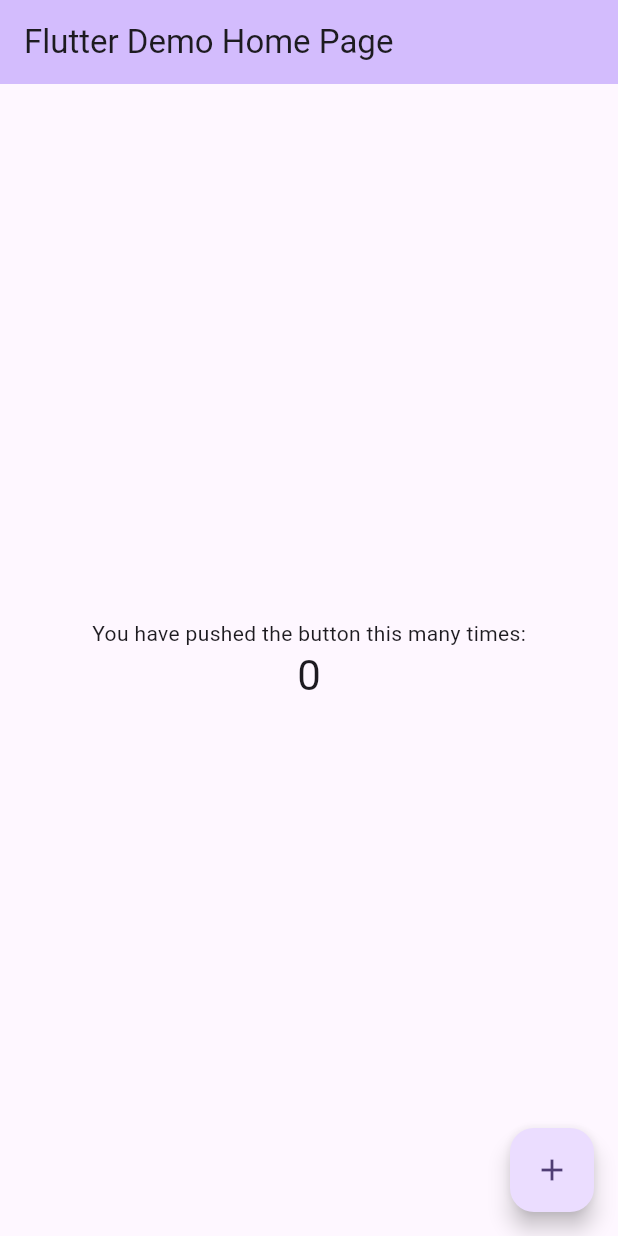
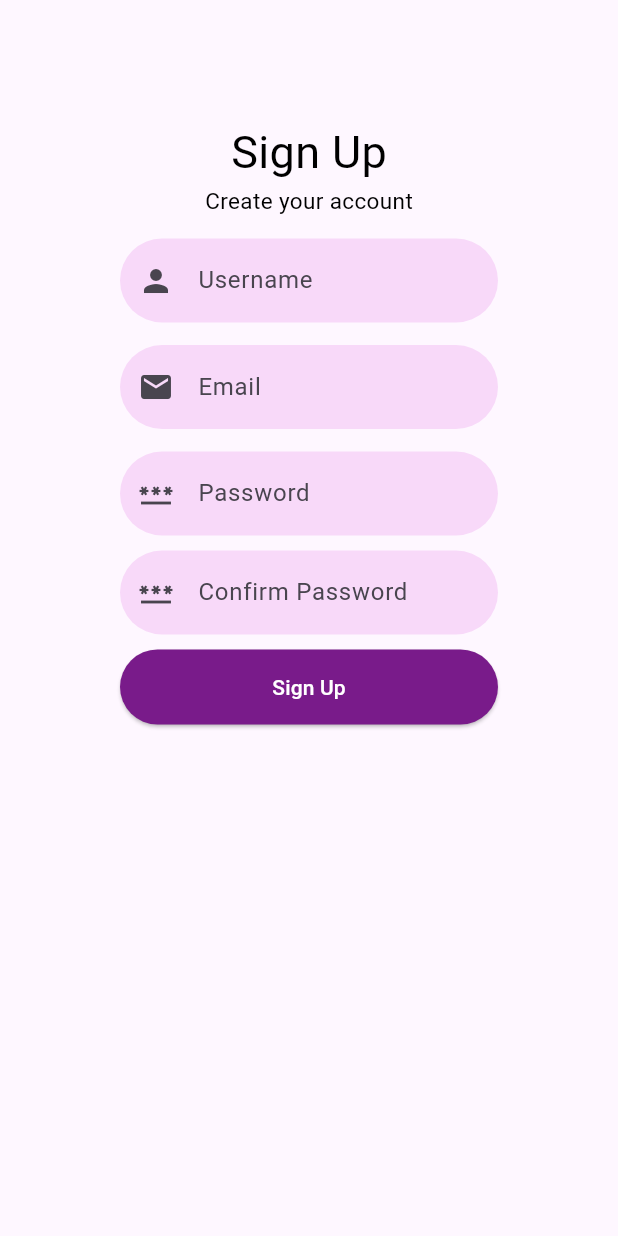
Before and after one commit to PUNNYA-K/FLUTTER, a Flutter app: the screen it shows after launch, on a phone screen of 412 x 824 dp. Run offline on Flutter 3.47's test engine with Material 3 defaults, Android fonts, the phone set to English and light mode, and no system bars; our stand-ins replace firebase_core; accounts and stored records are empty.

Commit message:
sign up, login ui,firebase configure

```diff
--- a/lib/main.dart
+++ b/lib/main.dart
@@ -1,125 +1,7 @@
 import 'package:flutter/material.dart';
+import 'package:new_project/login.dart';
+import 'package:new_project/signup.dart';
 
 void main() {
-  runApp(const MyApp());
+  runApp(const MaterialApp(home: Signuppage()) );
 }
-
-class MyApp extends StatelessWidget {
-  const MyApp({super.key});
-
-  // This widget is the root of your application.
-  @override
-  Widget build(BuildContext context) {
-    return MaterialApp(
-      title: 'Flutter Demo',
-      theme: ThemeData(
-        // This is the theme of your application.
-        //
-        // TRY THIS: Try running your application with "flutter run". You'll see
-        // the application has a purple toolbar. Then, without quitting the app,
-        // try changing the seedColor in the colorScheme below to Colors.green
-        // and then invoke "hot reload" (save your changes or press the "hot
-        // reload" button in a Flutter-supported IDE, or press "r" if you used
-        // the command line to start the app).
-        //
-        // Notice that the counter didn't reset back to zero; the application
-        // state is not lost during the reload. To reset the state, use hot
-        // restart instead.
-        //
-        // This works for code too, not just values: Most code changes can be
-        // tested with just a hot reload.
-        colorScheme: ColorScheme.fromSeed(seedColor: Colors.deepPurple),
-        useMaterial3: true,
-      ),
-      home: const MyHomePage(title: 'Flutter Demo Home Page'),
-    );
-  }
-}
-
-class MyHomePage extends StatefulWidget {
-  const MyHomePage({super.key, required this.title});
-
-  // This widget is the home page of your application. It is stateful, meaning
-  // that it has a State object (defined below) that contains fields that affect
-  // how it looks.
-
-  // This class is the configuration for the state. It holds the values (in this
-  // case the title) provided by the parent (in this case the App widget) and
-  // used by the build method of the State. Fields in a Widget subclass are
-  // always marked "final".
-
-  final String title;
-
-  @override
-  State<MyHomePage> createState() => _MyHomePageState();
-}
-
-class _MyHomePageState extends State<MyHomePage> {
-  int _counter = 0;
-
-  void _incrementCounter() {
-    setState(() {
-      // This call to setState tells the Flutter framework that something has
-      // changed in this State, which causes it to rerun the build method below
-      // so that the display can reflect the updated values. If we changed
-      // _counter without calling setState(), then the build method would not be
-      // called again, and so nothing would appear to happen.
-      _counter++;
-    });
-  }
-
-  @override
-  Widget build(BuildContext context) {
-    // This method is rerun every time setState is called, for instance as done
-    // by the _incrementCounter method above.
-    //
-    // The Flutter framework has been optimized to make rerunning build methods
-    // fast, so that you can just rebuild anything that needs updating rather
-    // than having to individually change instances of widgets.
-    return Scaffold(
-      appBar: AppBar(
-        // TRY THIS: Try changing the color here to a specific color (to
-        // Colors.amber, perhaps?) and trigger a hot reload to see the AppBar
-        // change color while the other colors stay the same.
-        backgroundColor: Theme.of(context).colorScheme.inversePrimary,
-        // Here we take the value from the MyHomePage object that was created by
-        // the App.build method, and use it to set our appbar title.
-        title: Text(widget.title),
-      ),
-      body: Center(
-        // Center is a layout widget. It takes a single child and positions it
-        // in the middle of the parent.
-        child: Column(
-          // Column is also a layout widget. It takes a list of children and
-          // arranges them vertically. By default, it sizes itself to fit its
-          // children horizontally, and tries to be as tall as its parent.
-          //
-          // Column has various properties to control how it sizes itself and
-          // how it positions its children. Here we use mainAxisAlignment to
-          // center the children vertically; the main axis here is the vertical
-          // axis because Columns are vertical (the cross axis would be
-          // horizontal).
-          //
-          // TRY THIS: Invoke "debug painting" (choose the "Toggle Debug Paint"
-          // action in the IDE, or press "p" in the console), to see the
-          // wireframe for each widget.
-          mainAxisAlignment: MainAxisAlignment.center,
-          children: <Widget>[
-            const Text(
-              'You have pushed the button this many times:',
-            ),
-            Text(
-              '$_counter',
-              style: Theme.of(context).textTheme.headlineMedium,
-            ),
-          ],
-        ),
-      ),
-      floatingActionButton: FloatingActionButton(
-        onPressed: _incrementCounter,
-        tooltip: 'Increment',
-        child: const Icon(Icons.add),
-      ), // This trailing comma makes auto-formatting nicer for build methods.
-    );
-  }
-}
--- /dev/null
+++ b/lib/signup.dart
@@ -0,0 +1,98 @@
+import 'package:flutter/material.dart';
+
+class Signuppage extends StatelessWidget {
+  const Signuppage({super.key});
+
+  @override
+  Widget build(BuildContext context) {
+    return Scaffold(
+      body:Padding(padding: const EdgeInsets.all(80),
+      child: Column(children: [
+        Text(
+              "Sign Up",
+              style: TextStyle(
+                color: Colors.black,
+                fontSize: 30,
+              ),
+            ),
+
+            Text(
+              "Create your account",
+              style: TextStyle(color: Colors.black, fontSize: 15),
+            ),
+            SizedBox(
+              height: 15,
+            ),
+            TextField(
+              decoration: InputDecoration(
+                  fillColor: const Color.fromARGB(255, 248, 217, 249),
+                  filled: true,
+                  enabledBorder: OutlineInputBorder(
+                      borderRadius: BorderRadius.circular(30),
+                      borderSide: BorderSide.none),
+                  prefixIcon: Icon(Icons.person),
+                  labelText: "Username"),
+            ),
+            SizedBox(
+              height: 15,
+            ),
+            TextField(
+              decoration: InputDecoration(
+                  fillColor: const Color.fromARGB(255, 248, 217, 249),
+                  filled: true,
+                  enabledBorder: OutlineInputBorder(
+                      borderRadius: BorderRadius.circular(30),
+                      borderSide: BorderSide.none),
+                  prefixIcon: Icon(Icons.email),
+                  labelText: "Email"),
+            ),
+            SizedBox(
+              height: 15,
+            ),
+             TextField(
+              decoration: InputDecoration(
+                  fillColor: const Color.fromARGB(255, 248, 217, 249),
+                  filled: true,
+                  enabledBorder: OutlineInputBorder(
+                      borderRadius: BorderRadius.circular(30),
+                      borderSide: BorderSide.none),
+                  prefixIcon: Icon(Icons.password),
+                  labelText: "Password"),
+            ),
+            SizedBox(
+              height: 10,
+            ),
+             TextField(
+              decoration: InputDecoration(
+                  fillColor: const Color.fromARGB(255, 248, 217, 249),
+                  filled: true,
+                  enabledBorder: OutlineInputBorder(
+                      borderRadius: BorderRadius.circular(30),
+                      borderSide: BorderSide.none),
+                  prefixIcon: Icon(Icons.password),
+                  labelText: "Confirm Password"),
+            ),
+            SizedBox(
+              height: 10,
+            ),
+            ElevatedButton(
+              style: ElevatedButton.styleFrom(
+                fixedSize: Size(500, 50),
+                backgroundColor: const Color.fromARGB(255, 121, 27, 138),
+              ),
+              onPressed: () {},
+              child: Text(
+                "Sign Up",
+                style: TextStyle(
+                  color: Colors.white,
+                ),
+              ),
+            ),
+            SizedBox(
+              height: 30,
+
+            ),
+      ],),) ,
+    );
+  }
+}
--- a/pubspec.yaml
+++ b/pubspec.yaml
@@ -34,6 +34,7 @@ dependencies:
   # The following adds the Cupertino Icons font to your application.
   # Use with the CupertinoIcons class for iOS style icons.
   cupertino_icons: ^1.0.8
+  firebase_core: ^3.9.0
 
 dev_dependencies:
   flutter_test:
```
Also changed, not shown: lib/forgot.dart (added, +10 -0 lines), lib/login.dart (added, +86 -0 lines), firebase.json (added), lib/firebase_options.dart (added), pubspec.lock, 6 other files.
